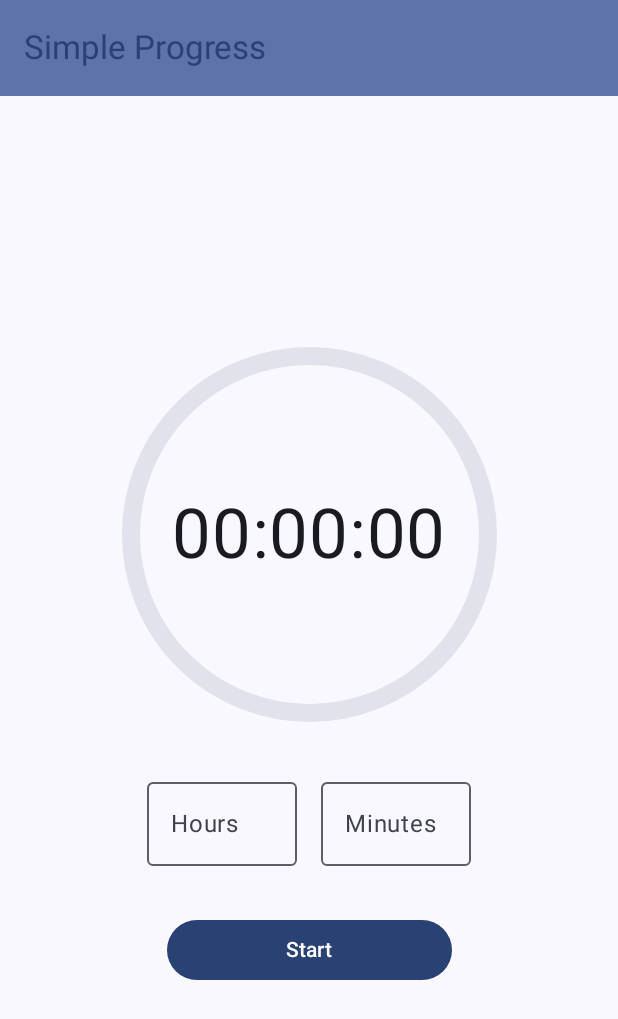
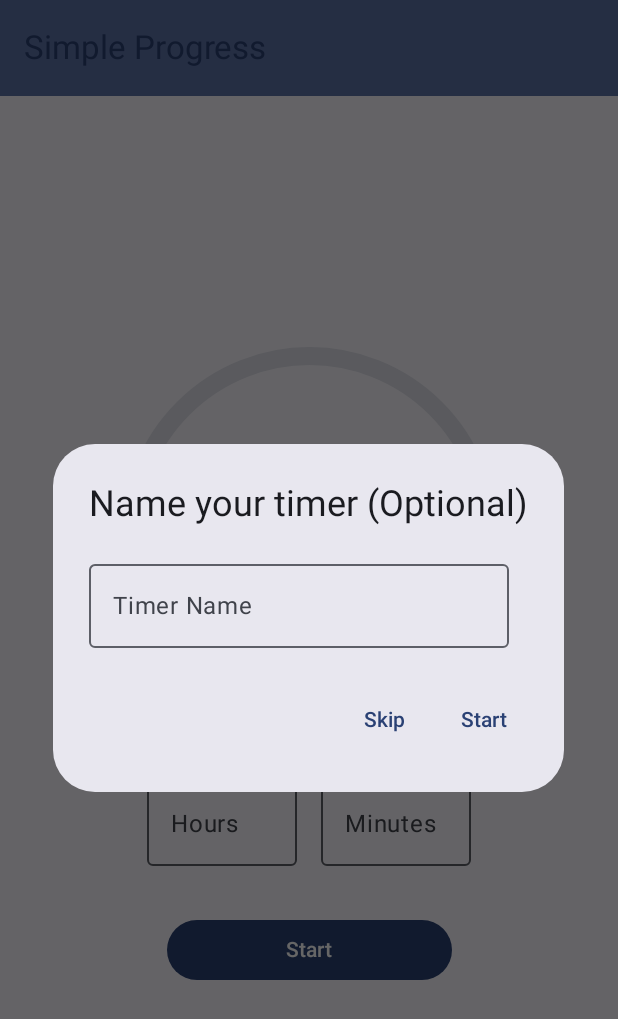
Before and after one commit to teja2495/simple-progress, an Android app built with Jetpack Compose: the screen it shows after launch (MainActivity), after a tap on "Start", on a phone screen of 412 x 824 dp. Shown: the top 1019 px of the screen. Run offline under Robolectric (Android 15) with nearby library versions, the phone set to English and light mode, and no system bars.

Commit message:
feat: notifications

```diff
--- a/app/src/main/AndroidManifest.xml
+++ b/app/src/main/AndroidManifest.xml
@@ -1,6 +1,8 @@
 <?xml version="1.0" encoding="utf-8"?>
 <manifest xmlns:android="http://schemas.android.com/apk/res/android"
     xmlns:tools="http://schemas.android.com/tools">
+
+    <uses-permission android:name="android.permission.POST_NOTIFICATIONS" />
 
     <application
         android:allowBackup="true"
--- a/app/src/main/java/com/example/simple_progress/MainActivity.kt
+++ b/app/src/main/java/com/example/simple_progress/MainActivity.kt
@@ -39,12 +39,23 @@ import androidx.compose.runtime.remember
 import androidx.compose.ui.focus.FocusRequester
 import androidx.compose.ui.focus.focusRequester
 import androidx.compose.ui.platform.LocalSoftwareKeyboardController
+import androidx.compose.material3.AlertDialog
+import androidx.compose.material3.TextButton
+import androidx.compose.runtime.mutableStateOf
+import androidx.compose.runtime.rememberCoroutineScope
+import androidx.compose.runtime.saveable.rememberSaveable
 import androidx.compose.ui.text.input.KeyboardType
 import androidx.compose.ui.unit.dp
 import androidx.compose.ui.unit.sp
 import androidx.core.view.WindowCompat
 import android.app.Application
+import android.app.NotificationChannel
+import android.app.NotificationManager
+import android.app.PendingIntent
 import android.content.Context
+import android.content.Intent
+import android.os.Build
+import androidx.core.app.NotificationCompat
 import androidx.lifecycle.AndroidViewModel
 import androidx.lifecycle.viewModelScope
 import androidx.lifecycle.viewmodel.compose.viewModel
@@ -81,15 +92,48 @@ fun TimerScreen(timerViewModel: TimerViewModel = viewModel()) {
     val isRunning by timerViewModel.isRunning.collectAsState()
     val hours by timerViewModel.hours.collectAsState()
     val minutes by timerViewModel.minutes.collectAsState()
+    val timerName by timerViewModel.timerName.collectAsState()
 
     val focusRequester = remember { FocusRequester() }
     val keyboardController = LocalSoftwareKeyboardController.current
+    val showDialog = rememberSaveable { mutableStateOf(false) }
+    val tempTimerName = rememberSaveable { mutableStateOf("") }
 
     LaunchedEffect(isRunning) {
         if (!isRunning) {
             focusRequester.requestFocus()
             keyboardController?.show()
         }
+    }
+
+    if (showDialog.value) {
+        AlertDialog(
+                onDismissRequest = { showDialog.value = false },
+                title = { Text("Name your timer (Optional)") },
+                text = {
+                    OutlinedTextField(
+                            value = tempTimerName.value,
+                            onValueChange = { tempTimerName.value = it },
+                            label = { Text("Timer Name") })
+                },
+                confirmButton = {
+                    TextButton(
+                            onClick = {
+                                timerViewModel.setTimerName(tempTimerName.value)
+                                timerViewModel.startTimer()
+                                showDialog.value = false
+                            })
+                    { Text("Start") }
+                },
+                dismissButton = {
+                    TextButton(
+                            onClick = {
+                                timerViewModel.startTimer()
+                                showDialog.value = false
+                            })
+                    { Text("Skip") }
+                }
+        )
     }
 
     Scaffold(
@@ -114,6 +158,10 @@ fun TimerScreen(timerViewModel: TimerViewModel = viewModel()) {
                 horizontalAlignment = Alignment.CenterHorizontally,
                 verticalArrangement = Arrangement.Center
         ) {
+            if (isRunning && timerName.isNotEmpty()) {
+                Text(text = timerName, fontSize = 24.sp)
+                Spacer(modifier = Modifier.height(16.dp))
+            }
             Box(contentAlignment = Alignment.Center) {
                 val animatedProgress by animateFloatAsState(targetValue = progress, label = "")
                 CircularProgressIndicator(
@@ -168,7 +216,7 @@ fun TimerScreen(timerViewModel: TimerViewModel = viewModel()) {
                         if (isRunning) {
                             timerViewModel.resetTimer()
                         } else {
-                            timerViewModel.startTimer()
+                            showDialog.value = true
                         }
                     },
                     modifier = Modifier.fillMaxWidth(0.5f)
@@ -180,6 +228,8 @@ fun TimerScreen(timerViewModel: TimerViewModel = viewModel()) {
 class TimerViewModel(application: Application) : AndroidViewModel(application) {
     private val sharedPreferences =
             application.getSharedPreferences("timer_prefs", Context.MODE_PRIVATE)
+    private val notificationManager =
+            application.getSystemService(Context.NOTIFICATION_SERVICE) as NotificationManager
 
     private val _time = MutableStateFlow("00:00:00")
     val time: StateFlow<String> = _time
@@ -196,10 +246,18 @@ class TimerViewModel(application: Application) : AndroidViewModel(application) {
     private val _minutes = MutableStateFlow("")
     val minutes: StateFlow<String> = _minutes
 
+    private val _timerName = MutableStateFlow("")
+    val timerName: StateFlow<String> = _timerName
+
     private var timerJob: Job? = null
 
     init {
+        createNotificationChannel()
         restoreTimerState()
+    }
+
+    override fun onCleared() {
+        super.onCleared()
     }
 
     fun onHoursChanged(newHours: String) {
@@ -212,6 +270,11 @@ class TimerViewModel(application: Application) : AndroidViewModel(application) {
         if (newMinutes.all { it.isDigit() }) {
             _minutes.value = newMinutes
         }
+    }
+
+    fun setTimerName(name: String) {
+        _timerName.value = name
+        sharedPreferences.edit().putString("timer_name", name).apply()
     }
 
     fun startTimer() {
@@ -235,12 +298,14 @@ class TimerViewModel(application: Application) : AndroidViewModel(application) {
                     while (remainingTimeInMillis > 0) {
                         _time.value = formatTime(remainingTimeInMillis)
                         _progress.value = 1 - remainingTimeInMillis.toFloat() / totalTime
+                        showNotification(remainingTimeInMillis, totalTime)
                         delay(1000)
                         remainingTimeInMillis -= 1000
                     }
                     _time.value = "Done!"
                     _progress.value = 1f
                     _isRunning.value = false
+                    showDoneNotification()
                     resetTimer()
                 }
     }
@@ -252,13 +317,17 @@ class TimerViewModel(application: Application) : AndroidViewModel(application) {
         _isRunning.value = false
         _hours.value = ""
         _minutes.value = ""
-        sharedPreferences.edit().remove("end_time").remove("total_time").apply()
+        _timerName.value = ""
+        sharedPreferences.edit().remove("end_time").remove("total_time").remove("timer_name").apply()
+        notificationManager.cancel(1)
     }
 
     private fun restoreTimerState() {
         val endTime = sharedPreferences.getLong("end_time", 0)
         val totalTime = sharedPreferences.getLong("total_time", 0)
+        val name = sharedPreferences.getString("timer_name", "")
         if (endTime > System.currentTimeMillis()) {
+            _timerName.value = name ?: ""
             val remainingTime = endTime - System.currentTimeMillis()
             startCountdown(remainingTime, totalTime)
         }
@@ -271,4 +340,51 @@ class TimerViewModel(application: Application) : AndroidViewModel(application) {
         val seconds = totalSeconds % 60
         return String.format("%02d:%02d:%02d", hours, minutes, seconds)
     }
+
+    private fun createNotificationChannel() {
+        if (Build.VERSION.SDK_INT >= Build.VERSION_CODES.O) {
+            val name = "Timer Notifications"
+            val descriptionText = "Shows the countdown timer progress"
+            val importance = NotificationManager.IMPORTANCE_LOW
+            val channel = NotificationChannel("timer_channel", name, importance).apply {
+                description = descriptionText
+            }
+            notificationManager.createNotificationChannel(channel)
+        }
+    }
+
+    private fun showNotification(remainingTime: Long, totalTime: Long) {
+        val openAppIntent = Intent(getApplication(), MainActivity::class.java)
+        val openAppPendingIntent =
+                PendingIntent.getActivity(getApplication(), 0, openAppIntent, PendingIntent.FLAG_IMMUTABLE)
+
+        val notification =
+                NotificationCompat.Builder(getApplication(), "timer_channel")
+                        .setContentTitle(if (timerName.value.isNotEmpty()) timerName.value else "")
+                        .setContentText("${formatTime(remainingTime)} - ${(progress.value * 100).toInt()}%")
+                        .setSmallIcon(R.drawable.ic_launcher_foreground)
+                        .setProgress(totalTime.toInt(), (totalTime - remainingTime).toInt(), false)
+                        .setOngoing(true)
+                        .setContentIntent(openAppPendingIntent)
+                        .build()
+
+        notificationManager.notify(1, notification)
+    }
+
+    private fun showDoneNotification() {
+        val openAppIntent = Intent(getApplication(), MainActivity::class.java)
+        val openAppPendingIntent =
+                PendingIntent.getActivity(getApplication(), 0, openAppIntent, PendingIntent.FLAG_IMMUTABLE)
+
+        val notification =
+                NotificationCompat.Builder(getApplication(), "timer_channel")
+                        .setContentTitle(if (timerName.value.isNotEmpty()) timerName.value else "Simple Progress")
+                        .setContentText("Timer is done!")
+                        .setSmallIcon(R.drawable.ic_launcher_foreground)
+                        .setContentIntent(openAppPendingIntent)
+                        .setAutoCancel(true)
+                        .build()
+
+        notificationManager.notify(2, notification)
+    }
 }
```
